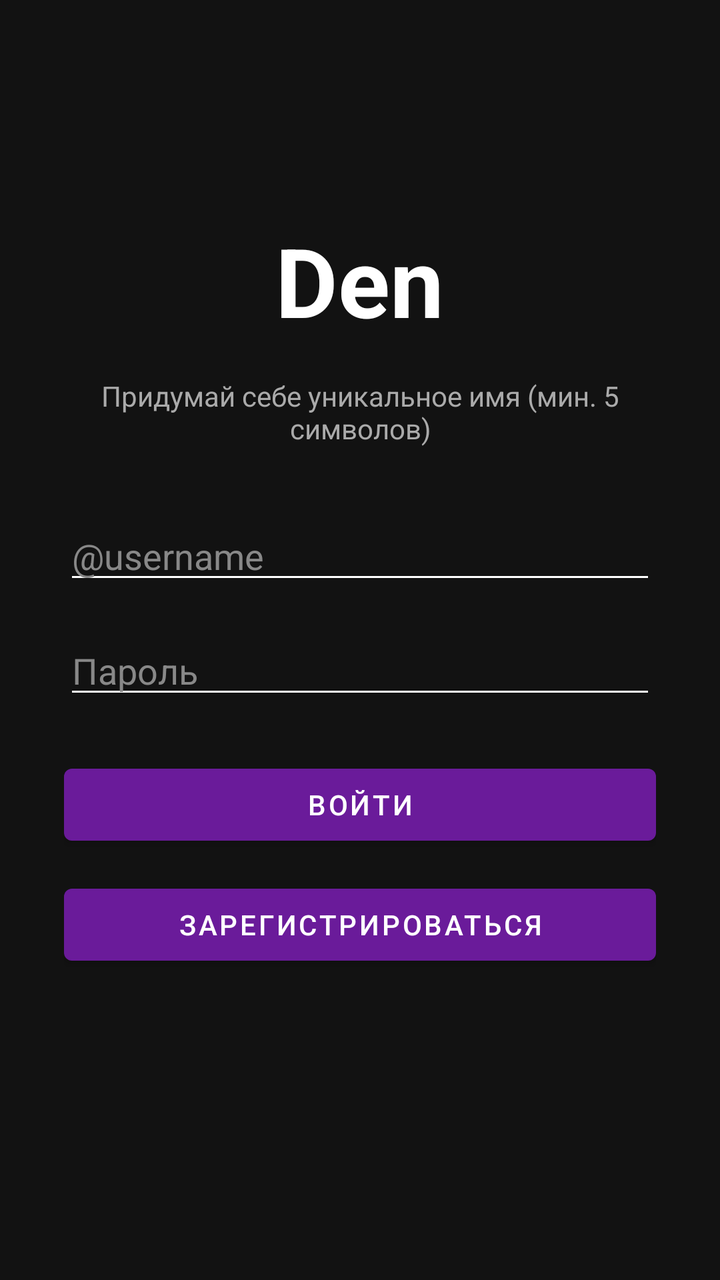
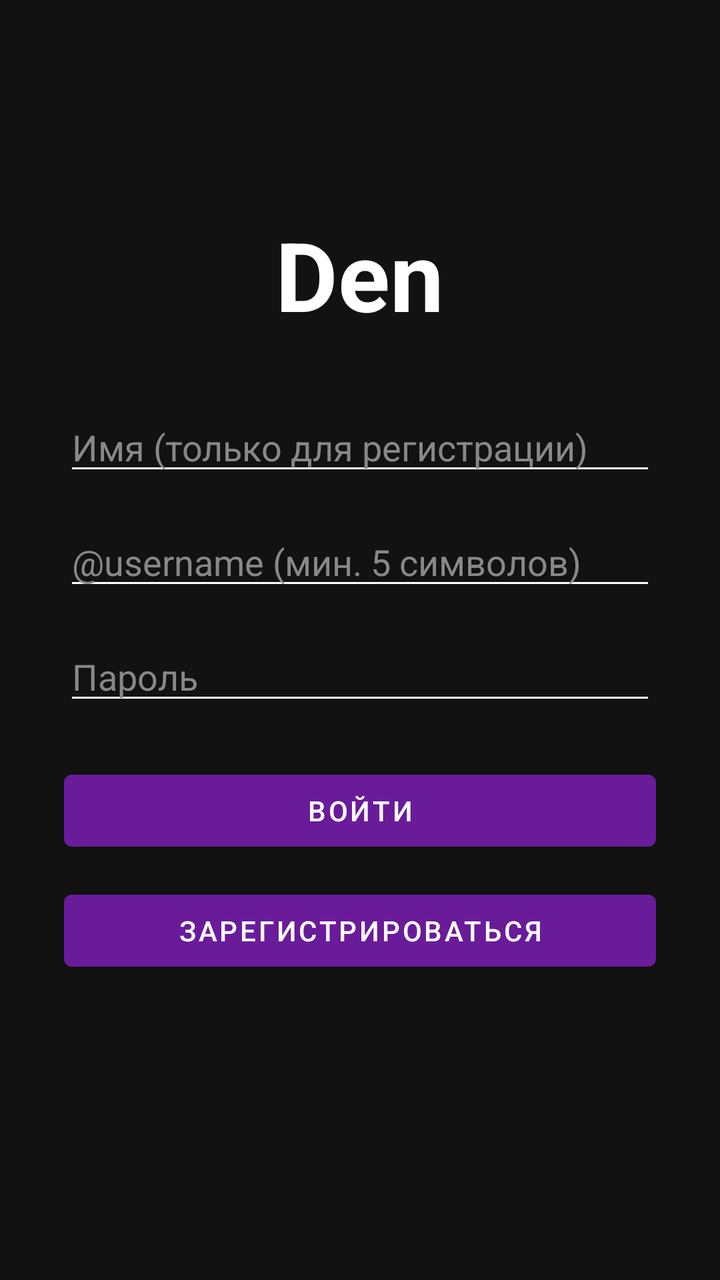

Two renders of the same Android screen: before a commit and after it. Below are the layout's source before the change and the commit's diff.
<!-- AndroidManifest.xml: application theme Theme.TicTacToe -->
<!-- res/layout/activity_main.xml -->
<?xml version="1.0" encoding="utf-8"?>
<LinearLayout xmlns:android="http://schemas.android.com/apk/res/android"
    android:layout_width="match_parent"
    android:layout_height="match_parent"
    android:orientation="vertical"
    android:gravity="center"
    android:padding="32dp"
    android:background="#121212">

    <TextView
        android:layout_width="wrap_content"
        android:layout_height="wrap_content"
        android:text="Den"
        android:textColor="#FFFFFF"
        android:textSize="48sp"
        android:textStyle="bold"
        android:layout_marginBottom="16dp"/>

    <TextView
        android:layout_width="wrap_content"
        android:layout_height="wrap_content"
        android:text="Придумай себе уникальное имя (мин. 5 символов)"
        android:textColor="#AAAAAA"
        android:textSize="14sp"
        android:gravity="center"
        android:layout_marginBottom="32dp"/>

    <EditText
        android:id="@+id/etUsername"
        android:layout_width="match_parent"
        android:layout_height="wrap_content"
        android:hint="@username"
        android:inputType="text"
        android:textColorHint="#888888"
        android:textColor="#FFFFFF"
        android:backgroundTint="#FFFFFF"
        android:layout_marginBottom="16dp"/>

    <EditText
        android:id="@+id/etPassword"
        android:layout_width="match_parent"
        android:layout_height="wrap_content"
        android:hint="Пароль"
        android:inputType="textPassword"
        android:textColorHint="#888888"
        android:textColor="#FFFFFF"
        android:backgroundTint="#FFFFFF"
        android:layout_marginBottom="24dp"/>

    <Button
        android:id="@+id/btnLogin"
        android:layout_width="match_parent"
        android:layout_height="wrap_content"
        android:text="Войти"
        android:layout_marginBottom="12dp"/>

    <Button
        android:id="@+id/btnRegister"
        android:layout_width="match_parent"
        android:layout_height="wrap_content"
        android:text="Зарегистрироваться"/>

    <TextView
        android:id="@+id/tvStatus"
        android:layout_width="wrap_content"
        android:layout_height="wrap_content"
        android:textColor="#4CAF50"
        android:textSize="16sp"
        android:layout_marginTop="24dp"/>

</LinearLayout>
<!-- resources referenced by this layout -->
<resources>
  <style name="Theme.TicTacToe" parent="Theme.MaterialComponents.DayNight.NoActionBar">
          <item name="colorPrimary">#6A1B9A</item>
          <item name="colorPrimaryVariant">#4A148C</item>
          <item name="colorOnPrimary">#FFFFFF</item>
          <item name="android:statusBarColor">#0F0F1A</item>
          <item name="android:windowBackground">#0F0F1A</item>
      </style>
</resources>

<!-- the commit's change to res/layout/activity_main.xml (unified diff, before → after) -->
@@ -14,22 +14,24 @@
         android:textColor="#FFFFFF"
         android:textSize="48sp"
         android:textStyle="bold"
+        android:layout_marginBottom="32dp"/>
+
+    <EditText
+        android:id="@+id/etName"
+        android:layout_width="match_parent"
+        android:layout_height="wrap_content"
+        android:hint="Имя (только для регистрации)"
+        android:inputType="textPersonName"
+        android:textColorHint="#888888"
+        android:textColor="#FFFFFF"
+        android:backgroundTint="#FFFFFF"
         android:layout_marginBottom="16dp"/>
-
-    <TextView
-        android:layout_width="wrap_content"
-        android:layout_height="wrap_content"
-        android:text="Придумай себе уникальное имя (мин. 5 символов)"
-        android:textColor="#AAAAAA"
-        android:textSize="14sp"
-        android:gravity="center"
-        android:layout_marginBottom="32dp"/>
 
     <EditText
         android:id="@+id/etUsername"
         android:layout_width="match_parent"
         android:layout_height="wrap_content"
-        android:hint="@username"
+        android:hint="@username (мин. 5 символов)"
         android:inputType="text"
         android:textColorHint="#888888"
         android:textColor="#FFFFFF"
